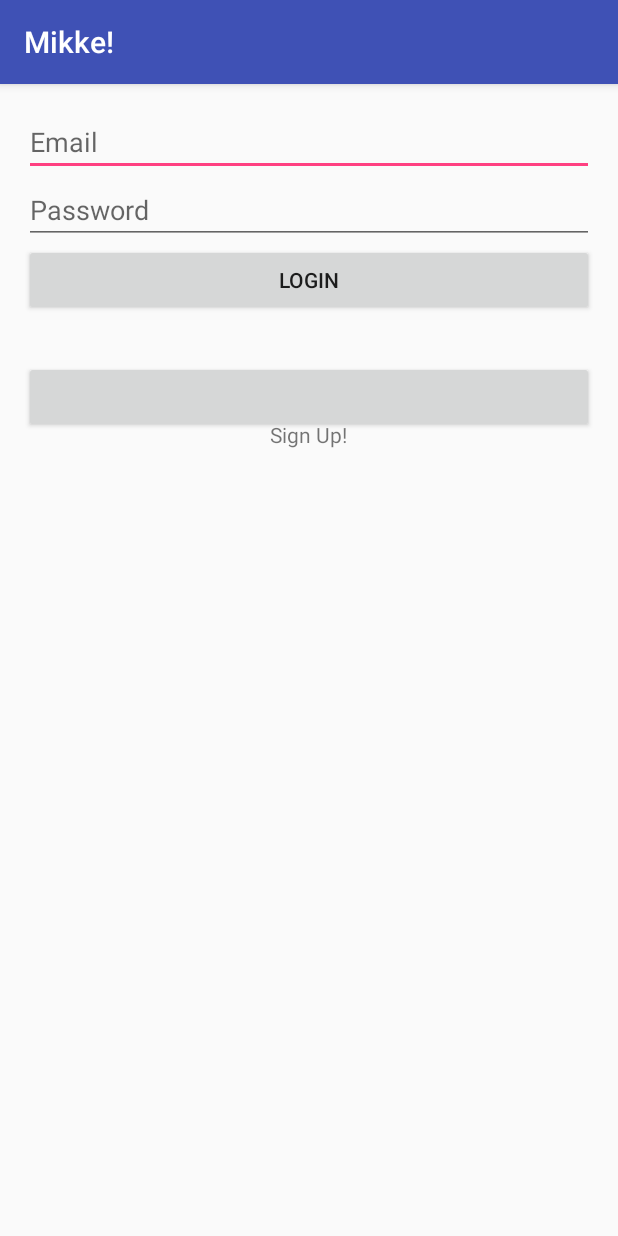
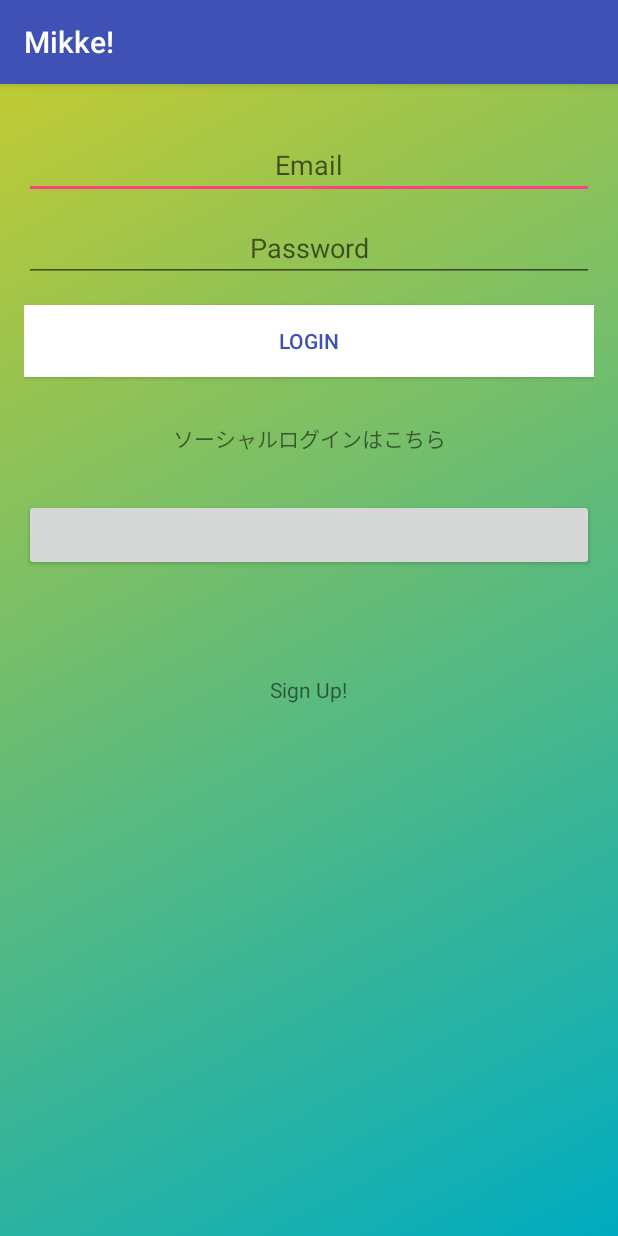
Before and after one commit to nandate/Mikke-Android, an Android app: the screen it shows after launch (LogInActivity), on a phone screen of 412 x 824 dp. Run offline under Robolectric (Android 15) with nearby library versions, the phone set to English and light mode, and no system bars; our stand-ins replace Firebase (no records; nobody signed in at launch, a user with empty details on screens opened directly); libraries missing offline, so code that uses them is left out: com.facebook; plain views replace LoginButton; 1 statement that could not run was skipped.

Commit message:
change login & signup design

```diff
--- a/app/src/main/res/layout/activity_log_in.xml
+++ b/app/src/main/res/layout/activity_log_in.xml
@@ -3,6 +3,7 @@
     xmlns:tools="http://schemas.android.com/tools"
     android:layout_width="match_parent"
     android:layout_height="match_parent"
+    android:background="@drawable/gradation_primal"
     android:paddingBottom="@dimen/activity_vertical_margin"
     android:paddingLeft="@dimen/activity_horizontal_margin"
     android:paddingRight="@dimen/activity_horizontal_margin"
@@ -13,11 +14,14 @@
         android:id="@+id/emailField"
         android:layout_width="match_parent"
         android:layout_height="wrap_content"
+        android:layout_marginTop="15dp"
+        android:layout_marginBottom="10dp"
         android:layout_alignParentLeft="true"
         android:layout_alignParentTop="true"
         android:ems="10"
         android:inputType="textEmailAddress"
-        android:hint="@string/email_hint">
+        android:hint="@string/email_hint"
+        android:textAlignment="center">
 
         <requestFocus/>
     </EditText>
@@ -31,28 +35,42 @@
         android:layout_below="@+id/emailField"
         android:ems="10"
         android:hint="@string/password_hint"
-        android:inputType="textPassword"/>
+        android:inputType="textPassword"
+        android:textAlignment="center"/>
 
     <Button
         android:id="@+id/loginButton"
         android:layout_width="match_parent"
         android:layout_height="wrap_content"
+        android:background="@android:color/white"
+        android:layout_marginTop="15dp"
         android:layout_alignLeft="@+id/passwordField"
         android:layout_below="@+id/passwordField"
+        android:textColor="@color/colorPrimary"
         android:text="@string/login_button_label"/>
+
+    <TextView
+        android:id="@+id/textView"
+        android:text="ソーシャルログインはこちら"
+        android:layout_width="match_parent"
+        android:layout_height="wrap_content"
+        android:layout_gravity="center_horizontal"
+        android:layout_marginTop="30dp"
+        android:textAlignment="center"
+        android:layout_below="@+id/loginButton"/>
 
     <com.facebook.login.widget.LoginButton
         android:id="@+id/fb_loginButton"
         android:layout_width="match_parent"
         android:layout_height="wrap_content"
-        android:layout_below="@+id/loginButton"
+        android:layout_below="@+id/textView"
         android:layout_marginTop="30dp"/>
 
     <TextView
         android:id="@+id/signUpText"
         android:layout_width="wrap_content"
         android:layout_height="wrap_content"
-        android:layout_below="@+id/loginButton"
+        android:layout_below="@+id/fb_loginButton"
         android:layout_centerHorizontal="true"
         android:layout_marginTop="69dp"
         android:text="@string/sign_up_text"/>
```
Also changed, not shown: app/src/main/res/layout/activity_sign_up.xml (+11 -3 lines).
